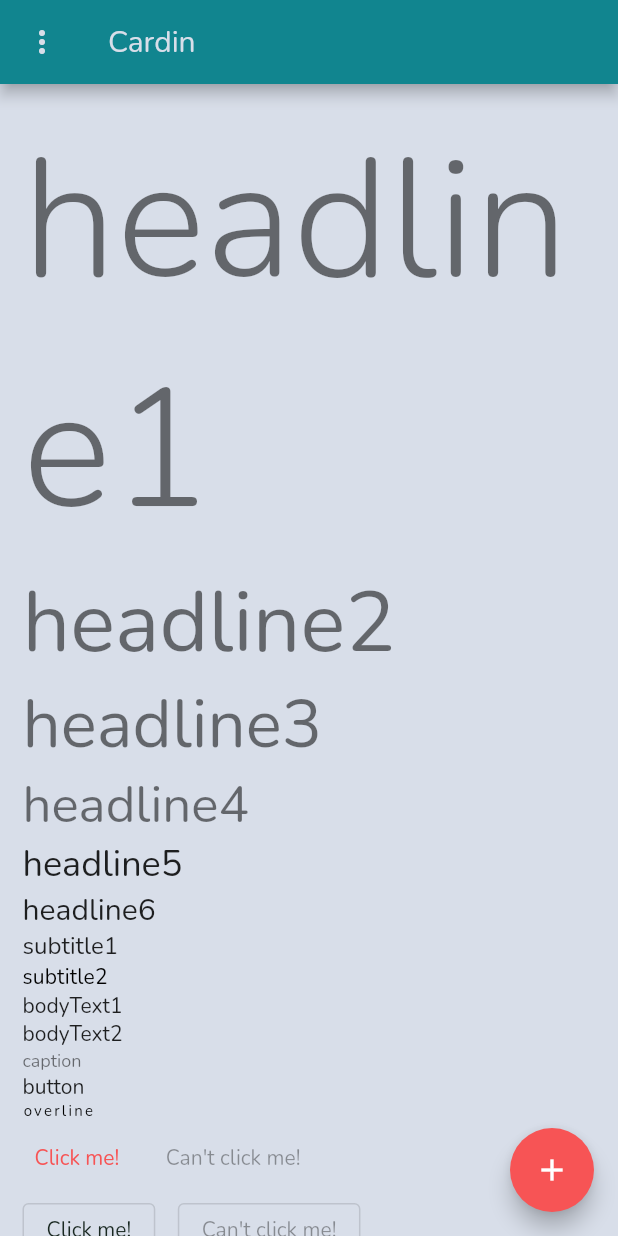
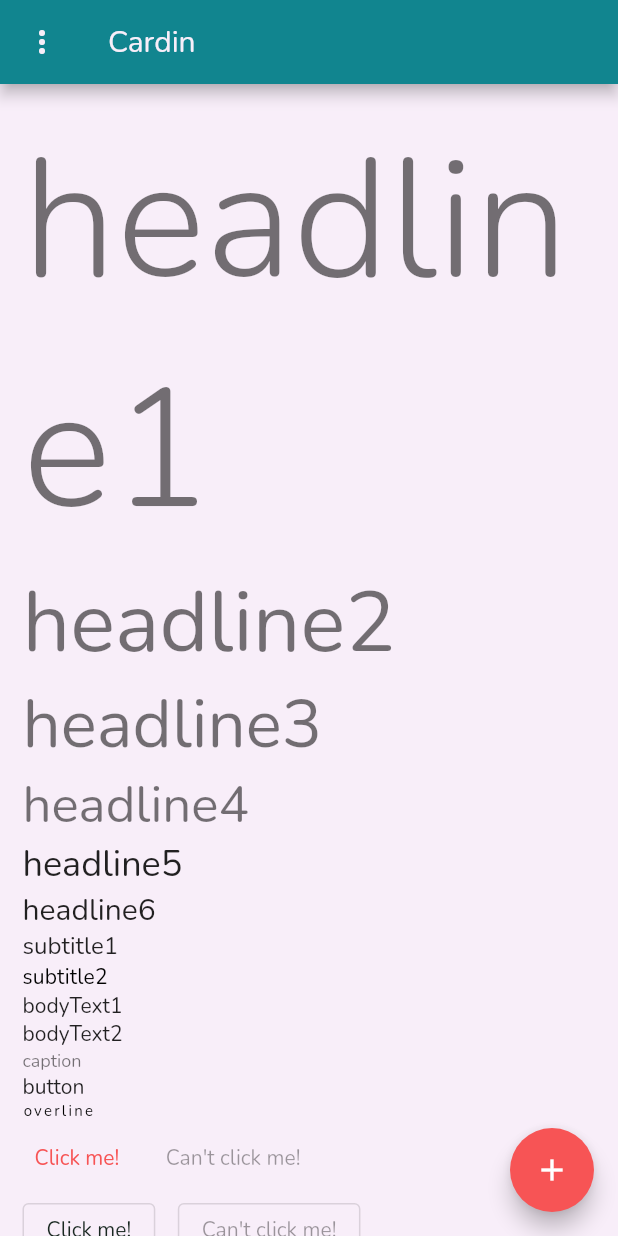
Before and after one commit to chunghha/cardin.dart, a Flutter app: the screen it shows after launch, on a phone screen of 412 x 824 dp. Run offline on Flutter 3.47's test engine with Material 2 defaults, Android fonts, the phone set to English and light mode, and no system bars; our stand-ins replace supercharged.

Commit message:
style: cardin themes

```diff
--- a/example/analysis_options.yaml
+++ b/example/analysis_options.yaml
@@ -1 +1,5 @@
 include: package:effective_dart/analysis_options.yaml
+
+linter:
+  rules:
+    public_member_api_docs: false
--- a/example/lib/main.dart
+++ b/example/lib/main.dart
@@ -1,3 +1,4 @@
+import 'package:cardin/theme/colors.dart';
 import 'package:flutter/material.dart';
 import 'package:cardin/cardin.dart';
 
@@ -11,11 +12,12 @@ class MyApp extends StatefulWidget {
 }
 
 class _MyAppState extends State<MyApp> {
-  var theme = cardinTheme;
+  ThemeData theme = cardinTheme;
 
   @override
   Widget build(BuildContext context) {
     return MaterialApp(
+      debugShowCheckedModeBanner: false,
       title: 'Cardin Example',
       theme: theme,
       home: MyHomePage(
@@ -33,7 +35,7 @@ class _MyAppState extends State<MyApp> {
 }
 
 class MyHomePage extends StatefulWidget {
-  MyHomePage({Key key, this.themeChanged}) : super(key: key);
+  MyHomePage({Key? key, required this.themeChanged}) : super(key: key);
 
   final void Function(String themeName) themeChanged;
 
@@ -42,10 +44,7 @@ class MyHomePage extends StatefulWidget {
 }
 
 class _MyHomePageState extends State<MyHomePage> {
-  final textController = TextEditingController(
-      text:
-          'My code fails, I do not know why.\nMy code works, I do not know why.\nText in other scripts: Tamaziɣt Taqbaylit, 中文(简体), Čeština, Беларуская, Ελληνικά, עברית, Русский, བོད་ཡིག, Norsk bokmål.');
-  var themeName = 'Cardin';
+  String themeName = 'Cardin';
   final void Function(String themeName) themeChanged;
 
   _MyHomePageState(this.themeChanged);
@@ -161,7 +160,7 @@ class _MyHomePageState extends State<MyHomePage> {
             Row(
               children: <Widget>[
                 DropdownButton<int>(
-                  onChanged: (value) => print('DropdownButton ${value}'),
+                  onChanged: (value) => print('DropdownButton $value'),
                   value: 1,
                   items: <DropdownMenuItem<int>>[
                     DropdownMenuItem(value: 1, child: Text('One')),
@@ -201,6 +200,29 @@ class _MyHomePageState extends State<MyHomePage> {
                   children: <Widget>[
                     Row(
                       children: <Widget>[
+                        Radio(onChanged: (value) {}, value: 1, groupValue: 1),
+                        Text('Yes'),
+                      ],
+                    ),
+                    Row(
+                      children: <Widget>[
+                        Radio(onChanged: (value) {}, value: 2, groupValue: 1),
+                        Text('No'),
+                      ],
+                    ),
+                    Row(
+                      children: <Widget>[
+                        Radio(onChanged: null, value: 3, groupValue: 1),
+                        Text('Disabled'),
+                      ],
+                    ),
+                  ],
+                ),
+                Column(
+                  crossAxisAlignment: CrossAxisAlignment.start,
+                  children: <Widget>[
+                    Row(
+                      children: <Widget>[
                         Switch(onChanged: (value) {}, value: true),
                         Text('Yes'),
                       ],
@@ -214,29 +236,6 @@ class _MyHomePageState extends State<MyHomePage> {
                     Row(
                       children: <Widget>[
                         Switch(onChanged: null, value: true),
-                        Text('Disabled'),
-                      ],
-                    ),
-                  ],
-                ),
-                Column(
-                  crossAxisAlignment: CrossAxisAlignment.start,
-                  children: <Widget>[
-                    Row(
-                      children: <Widget>[
-                        Radio(onChanged: (value) {}, value: 1, groupValue: 1),
-                        Text('Yes'),
-                      ],
-                    ),
-                    Row(
-                      children: <Widget>[
-                        Radio(onChanged: (value) {}, value: 2, groupValue: 1),
-                        Text('No'),
-                      ],
-                    ),
-                    Row(
-                      children: <Widget>[
-                        Radio(onChanged: null, value: 3, groupValue: 1),
                         Text('Disabled'),
                       ],
                     ),
@@ -267,104 +266,22 @@ class _MyHomePageState extends State<MyHomePage> {
               ),
             ),
             SizedBox(height: 15),
-            TextField(
-              keyboardType: TextInputType.multiline,
-              controller: textController,
-              minLines: 5,
-              maxLines: 5,
-              decoration: InputDecoration(
-                border: OutlineInputBorder(),
-              ),
-            ),
-            SizedBox(height: 15),
-            Container(
-              width: 250.0,
-              height: 50.0,
-              color: cardinBlue,
-              child: Center(
-                  child: Text('cardinBlue',
-                      style: TextStyle(
-                          color: cardinBlack,
-                          fontSize: 22,
-                          fontWeight: FontWeight.w400))),
-            ),
-            Container(
-              width: 250.0,
-              height: 50.0,
-              color: cardinRed,
-              child: Center(
-                  child: Text('cardinRed',
-                      style: TextStyle(
-                          color: cardinWhite,
-                          fontSize: 22,
-                          fontWeight: FontWeight.w400))),
-            ),
-            Container(
-              width: 250.0,
-              height: 50.0,
-              color: cardinGreen,
-              child: Center(
-                  child: Text('cardinGreen',
-                      style: TextStyle(
-                          color: cardinBlack,
-                          fontSize: 22,
-                          fontWeight: FontWeight.w400))),
-            ),
-            Container(
-              width: 250.0,
-              height: 50.0,
-              color: cardinMagenta,
-              child: Center(
-                  child: Text('cardinMagenta',
-                      style: TextStyle(
-                          color: cardinWhite,
-                          fontSize: 22,
-                          fontWeight: FontWeight.w400))),
-            ),
-            Container(
-              width: 250.0,
-              height: 50.0,
-              color: cardinCyan,
-              child: Center(
-                  child: Text('cardinCyan',
-                      style: TextStyle(
-                          color: cardinWhite,
-                          fontSize: 22,
-                          fontWeight: FontWeight.w400))),
-            ),
-            Container(
-              width: 250.0,
-              height: 50.0,
-              color: cardinYellow,
-              child: Center(
-                  child: Text('cardinYellow',
-                      style: TextStyle(
-                          color: cardinBlack,
-                          fontSize: 22,
-                          fontWeight: FontWeight.w400))),
-            ),
-            Container(
-              width: 250.0,
-              height: 50.0,
-              color: cardinWhite,
-              child: Center(
-                  child: Text('cardinWhite',
-                      style: TextStyle(
-                          color: cardinBlack,
-                          fontSize: 22,
-                          fontWeight: FontWeight.w400))),
-            ),
-            Container(
-              width: 250.0,
-              height: 50.0,
-              color: cardinBlack,
-              child: Center(
-                  child: Text('cardinBlack',
-                      style: TextStyle(
-                          color: cardinWhite,
-                          fontSize: 22,
-                          fontWeight: FontWeight.w400))),
-            ),
+            _getColowRow(cardinBlue, 'cardinBlue', cardinBrightBlue,
+                'cardinBrightBlue', cardinWhite),
+            _getColowRow(cardinRed, 'cardinRed', cardinBrightRed,
+                'cardinBrightRed', cardinWhite),
+            _getColowRow(cardinGreen, 'cardinGreen', cardinBrightGreen,
+                'cardinBrightGreeen', cardinWhite),
+            _getColowRow(cardinMagenta, 'cardinMagenta', cardinBrightMagenta,
+                'cardinBrightMagenta', cardinWhite),
+            _getColowRow(cardinCyan, 'cardinCyan', cardinBrightCyan,
+                'cardinBrightCyan', cardinWhite),
+            _getColowRow(cardinYellow, 'cardinYellow', cardinBrightYellow,
+                'cardinBrightYellow', cardinBlack),
+            _getColowRow(cardinWhite, 'cardinWhite', cardinBrightWhite,
+                'cardinBrightWhite', cardinBlack),
+            _getColowRow(cardinBlack, 'cardinBlack', cardinBrightBlack,
+                'cardinBrightBlack', cardinWhite),
           ],
         ),
       ),
@@ -375,4 +292,34 @@ class _MyHomePageState extends State<MyHomePage> {
       ),
     );
   }
+
+  Row _getColowRow(Color color, String colorName, Color brightColor,
+      String brightColorName, Color textColor) {
+    return Row(
+        crossAxisAlignment: CrossAxisAlignment.center,
+        children: <Widget>[
+          Expanded(
+              child: Container(
+            color: color,
+            height: 50,
+            child: Center(
+                child: Text(colorName,
+                    style: TextStyle(
+                        color: textColor,
+                        fontSize: 22,
+                        fontWeight: FontWeight.w400))),
+          )),
+          Expanded(
+              child: Container(
+            color: brightColor,
+            height: 50,
+            child: Center(
+                child: Text(brightColorName,
+                    style: TextStyle(
+                        color: textColor,
+                        fontSize: 22,
+                        fontWeight: FontWeight.w400))),
+          )),
+        ]);
+  }
 }
--- a/example/pubspec.yaml
+++ b/example/pubspec.yaml
@@ -1,10 +1,10 @@
 name: cardin_example
 description: Demonstrates Cardin theming
 publish_to: 'none'
-version: 1.0.0
+version: 0.1.0
 
 environment:
-  sdk: ">=2.7.0 <3.0.0"
+  sdk: ">=2.12.0 <3.0.0"
 
 dependencies:
   flutter:
```
Also changed, not shown: lib/cardin.dart (+3 -109 lines), lib/theme/button_styles.dart (added, +12 -0 lines), lib/theme/colors.dart (added, +64 -0 lines), lib/theme/text_styles.dart (added, +39 -0 lines), pubspec.yaml (+4 -4 lines), cardin_themes.png (added), screenshot.png (deleted), 2 other files.
